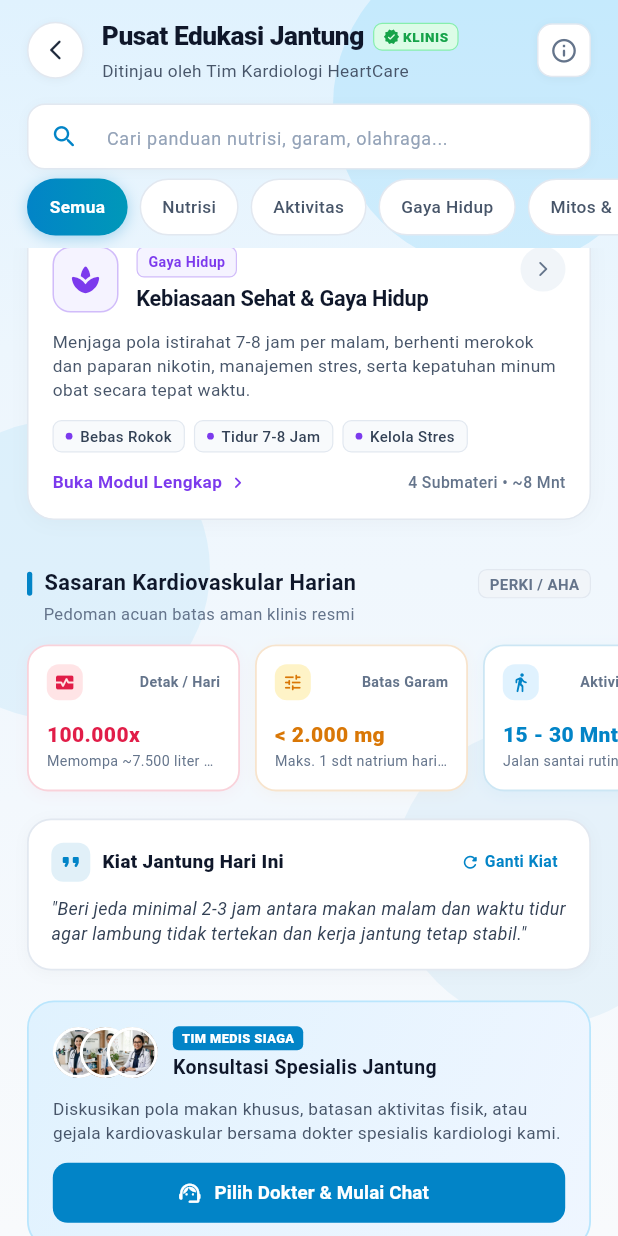
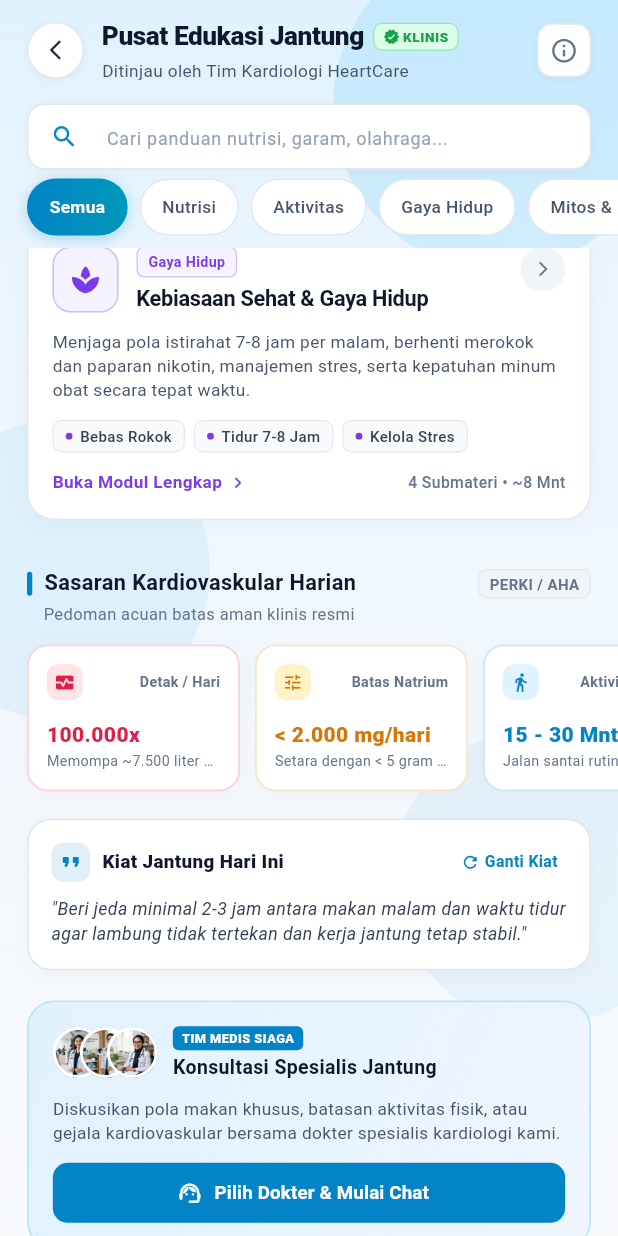
Before and after one commit to pirdaw/heartcare, a Flutter app: the EducationPage screen opened directly, scrolled down 1152 dp, on a phone screen of 412 x 824 dp. Run offline on Flutter 3.47's test engine with Material 3 defaults, Android fonts, the phone set to English and light mode, and no system bars; our stand-ins replace cloud_firestore, firebase_auth, firebase_core, image_picker, shared_preferences; accounts and stored records are empty.

Commit message:
Perbarui informasi kartu Batas Natrium pada Sasaran Kardiovaskular Harian

```diff
--- a/lib/pages/education_page.dart
+++ b/lib/pages/education_page.dart
@@ -193,9 +193,9 @@ class _EducationPageState extends State<EducationPage> {
       bgColor: Color(0xFFFFE4E6),
     ),
     _StatFact(
-      value: '< 2.000 mg',
-      label: 'Batas Garam',
-      subtitle: 'Maks. 1 sdt natrium harian',
+      value: '< 2.000 mg/hari',
+      label: 'Batas Natrium',
+      subtitle: 'Setara dengan < 5 gram garam/hari.',
       icon: Icons.tune_rounded,
       color: Color(0xFFD97706),
       bgColor: Color(0xFFFEF3C7),
```
